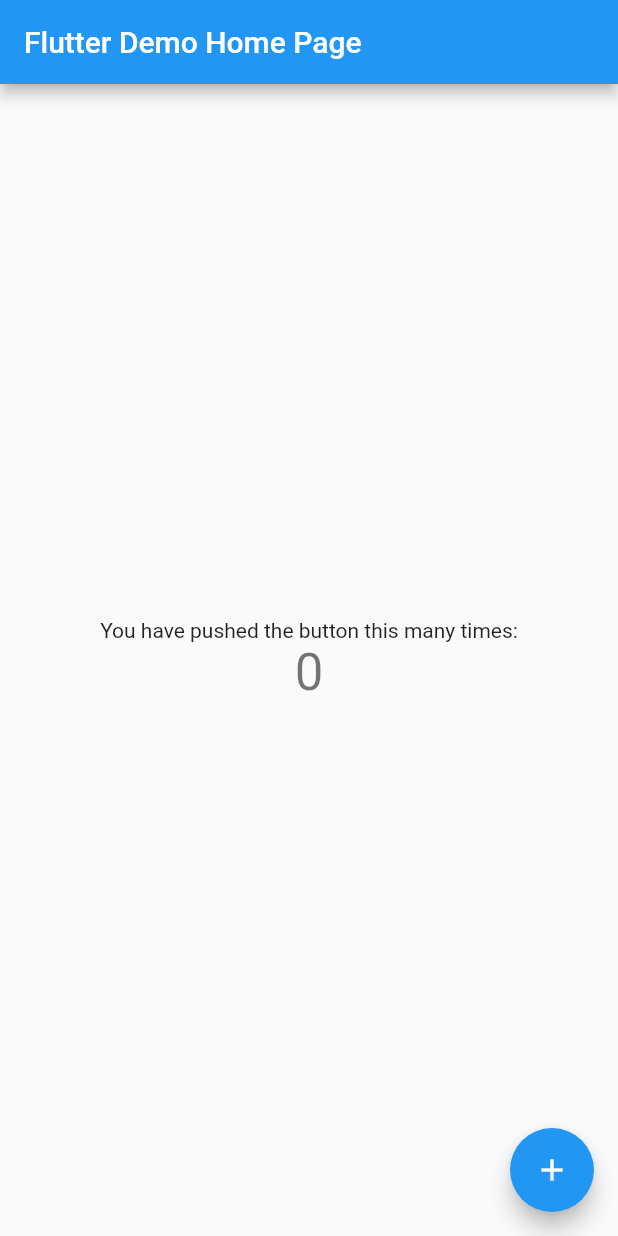
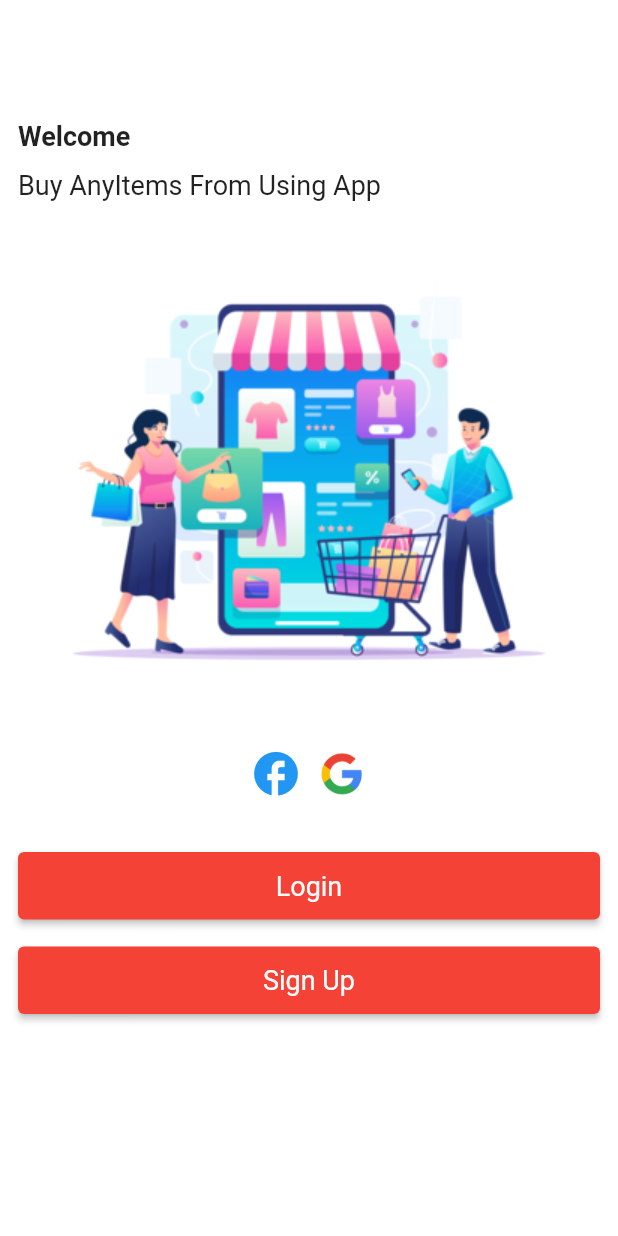
Before and after one commit to BerkCanpolat/Flutter_E-Shop, a Flutter app: the screen it shows after launch, on a phone screen of 412 x 824 dp. Run offline on Flutter 3.47's test engine with Material 2 defaults, Android fonts, the phone set to English and light mode, and no system bars.

Commit message:
prepare the project

```diff
--- /dev/null
+++ b/flutter_e_shop/lib/constants/asset_images.dart
@@ -0,0 +1,8 @@
+class AssetsImages {
+ static AssetsImages instance = AssetsImages();
+
+  static String _imagesPath = "assets/images";
+
+  final String welcomeImage = "$_imagesPath/welcome.png";
+  final String googleLogo = "$_imagesPath/googlelogo.png";
+}
--- /dev/null
+++ b/flutter_e_shop/lib/constants/routes.dart
@@ -0,0 +1,17 @@
+import 'package:flutter/material.dart';
+
+class Routes {
+  static Routes instance = Routes();
+  Future<dynamic> pushAndRemoveUntil(
+      {required Widget widget, required BuildContext context}) {
+    return Navigator.of(context).pushAndRemoveUntil(
+        MaterialPageRoute(builder: (ctx) => widget), (route) => false);
+  }
+
+  Future<dynamic> push(
+      {required Widget widget, required BuildContext context}) {
+    return Navigator.of(context).push(
+      MaterialPageRoute(builder: (ctx) => widget),
+    );
+  }
+}
--- /dev/null
+++ b/flutter_e_shop/lib/constants/theme.dart
@@ -0,0 +1,14 @@
+import 'package:flutter/material.dart';
+
+ThemeData themeData = ThemeData(
+  scaffoldBackgroundColor: Colors.white,
+  elevatedButtonTheme: ElevatedButtonThemeData(
+    style: ElevatedButton.styleFrom(
+      backgroundColor: Colors.red,
+      textStyle: TextStyle(
+        fontSize: 18,
+      ),
+      disabledBackgroundColor: Colors.grey,
+    )
+  )
+);
--- a/flutter_e_shop/lib/main.dart
+++ b/flutter_e_shop/lib/main.dart
@@ -1,4 +1,6 @@
 import 'package:flutter/material.dart';
+import 'package:flutter_e_shop/constants/theme.dart';
+import 'package:flutter_e_shop/screens/auth_ui/welcome/welcome.dart';
 
 void main() {
   runApp(const MyApp());
@@ -7,109 +9,13 @@
 class MyApp extends StatelessWidget {
   const MyApp({super.key});
 
-  // This widget is the root of your application.
   @override
   Widget build(BuildContext context) {
     return MaterialApp(
-      title: 'Flutter Demo',
-      theme: ThemeData(
-        // This is the theme of your application.
-        //
-        // Try running your application with "flutter run". You'll see the
-        // application has a blue toolbar. Then, without quitting the app, try
-        // changing the primarySwatch below to Colors.green and then invoke
-        // "hot reload" (press "r" in the console where you ran "flutter run",
-        // or simply save your changes to "hot reload" in a Flutter IDE).
-        // Notice that the counter didn't reset back to zero; the application
-        // is not restarted.
-        primarySwatch: Colors.blue,
-      ),
-      home: const MyHomePage(title: 'Flutter Demo Home Page'),
+      debugShowCheckedModeBanner: false,
+      title: 'Youtube E-Commerce',
+      theme: themeData,
+      home: Welcome(),
     );
   }
 }
-
-class MyHomePage extends StatefulWidget {
-  const MyHomePage({super.key, required this.title});
-
-  // This widget is the home page of your application. It is stateful, meaning
-  // that it has a State object (defined below) that contains fields that affect
-  // how it looks.
-
-  // This class is the configuration for the state. It holds the values (in this
-  // case the title) provided by the parent (in this case the App widget) and
-  // used by the build method of the State. Fields in a Widget subclass are
-  // always marked "final".
-
-  final String title;
-
-  @override
-  State<MyHomePage> createState() => _MyHomePageState();
-}
-
-class _MyHomePageState extends State<MyHomePage> {
-  int _counter = 0;
-
-  void _incrementCounter() {
-    setState(() {
-      // This call to setState tells the Flutter framework that something has
-      // changed in this State, which causes it to rerun the build method below
-      // so that the display can reflect the updated values. If we changed
-      // _counter without calling setState(), then the build method would not be
-      // called again, and so nothing would appear to happen.
-      _counter++;
-    });
-  }
-
-  @override
-  Widget build(BuildContext context) {
-    // This method is rerun every time setState is called, for instance as done
-    // by the _incrementCounter method above.
-    //
-    // The Flutter framework has been optimized to make rerunning build methods
-    // fast, so that you can just rebuild anything that needs updating rather
-    // than having to individually change instances of widgets.
-    return Scaffold(
-      appBar: AppBar(
-        // Here we take the value from the MyHomePage object that was created by
-        // the App.build method, and use it to set our appbar title.
-        title: Text(widget.title),
-      ),
-      body: Center(
-        // Center is a layout widget. It takes a single child and positions it
-        // in the middle of the parent.
-        child: Column(
-          // Column is also a layout widget. It takes a list of children and
-          // arranges them vertically. By default, it sizes itself to fit its
-          // children horizontally, and tries to be as tall as its parent.
-          //
-          // Invoke "debug painting" (press "p" in the console, choose the
-          // "Toggle Debug Paint" action from the Flutter Inspector in Android
-          // Studio, or the "Toggle Debug Paint" command in Visual Studio Code)
-          // to see the wireframe for each widget.
-          //
-          // Column has various properties to control how it sizes itself and
-          // how it positions its children. Here we use mainAxisAlignment to
-          // center the children vertically; the main axis here is the vertical
-          // axis because Columns are vertical (the cross axis would be
-          // horizontal).
-          mainAxisAlignment: MainAxisAlignment.center,
-          children: <Widget>[
-            const Text(
-              'You have pushed the button this many times:',
-            ),
-            Text(
-              '$_counter',
-              style: Theme.of(context).textTheme.headlineMedium,
-            ),
-          ],
-        ),
-      ),
-      floatingActionButton: FloatingActionButton(
-        onPressed: _incrementCounter,
-        tooltip: 'Increment',
-        child: const Icon(Icons.add),
-      ), // This trailing comma makes auto-formatting nicer for build methods.
-    );
-  }
-}
--- /dev/null
+++ b/flutter_e_shop/lib/screens/auth_ui/login/login.dart
@@ -0,0 +1,18 @@
+import 'package:flutter/material.dart';
+import 'package:flutter_e_shop/widgets/top_titles/top_titles.dart';
+
+class Login extends StatelessWidget {
+  const Login({super.key});
+
+  @override
+  Widget build(BuildContext context) {
+    return Scaffold(
+      appBar: AppBar(),
+      body: Column(
+        children: [
+          TopTitles(subtitle: "Welcome Back To E Commerce App", title: "Login"),
+        ],
+      ),
+    );
+  }
+}
--- /dev/null
+++ b/flutter_e_shop/lib/screens/auth_ui/welcome/welcome.dart
@@ -0,0 +1,64 @@
+import 'package:flutter/cupertino.dart';
+import 'package:flutter/material.dart';
+import 'package:flutter_e_shop/constants/asset_images.dart';
+import 'package:flutter_e_shop/constants/routes.dart';
+import 'package:flutter_e_shop/screens/auth_ui/login/login.dart';
+import 'package:flutter_e_shop/widgets/primary_button/primary_button.dart';
+import 'package:flutter_e_shop/widgets/top_titles/top_titles.dart';
+
+class Welcome extends StatelessWidget {
+  const Welcome({super.key});
+
+  @override
+  Widget build(BuildContext context) {
+    return Scaffold(
+      body: Padding(
+        padding: const EdgeInsets.all(12.0),
+        child: Column(
+          crossAxisAlignment: CrossAxisAlignment.start,
+          children: [
+            TopTitles(subtitle: "Buy AnyItems From Using App", title: "Welcome"),
+            Center(
+              child: Image.asset(AssetsImages.instance.welcomeImage),
+            ),
+            Row(
+              mainAxisAlignment: MainAxisAlignment.center,
+              children: [
+                CupertinoButton(
+                  onPressed: () {},
+                  padding: EdgeInsets.zero,
+                  child: Icon(
+                    Icons.facebook,
+                    color: Colors.blue,
+                    size: 35,
+                  ),
+                ),
+                SizedBox(
+                  height: 12,
+                ),
+                CupertinoButton(
+                  onPressed: () {},
+                  padding: EdgeInsets.zero,
+                  child: Image.asset(
+                    AssetsImages.instance.googleLogo,
+                    scale: 30.0,
+                  ),
+                ),
+              ],
+            ),
+            SizedBox(
+              height: 30,
+            ),
+            PrimaryButton(title: "Login", onPressed: () {
+              Routes.instance.push(widget:Login(),context: context);
+            }),
+            SizedBox(
+              height: 18,
+            ),
+            PrimaryButton(title: "Sign Up", onPressed: () {}),
+          ],
+        ),
+      ),
+    );
+  }
+}
--- /dev/null
+++ b/flutter_e_shop/lib/widgets/primary_button/primary_button.dart
@@ -0,0 +1,19 @@
+import 'package:flutter/material.dart';
+
+class PrimaryButton extends StatelessWidget {
+  final void Function()? onPressed;
+  final String title;
+  const PrimaryButton({required this.title,this.onPressed,super.key});
+
+  @override
+  Widget build(BuildContext context) {
+    return SizedBox(
+      height: 45,
+      width: double.infinity,
+      child: ElevatedButton(
+        onPressed: onPressed,
+        child: Text(title),
+      ),
+    );
+  }
+}
--- /dev/null
+++ b/flutter_e_shop/lib/widgets/top_titles/top_titles.dart
@@ -0,0 +1,34 @@
+import 'package:flutter/material.dart';
+
+class TopTitles extends StatelessWidget {
+  final String title, subtitle;
+  const TopTitles({super.key,required this.subtitle,required this.title});
+
+  @override
+  Widget build(BuildContext context) {
+    return Column(
+      crossAxisAlignment: CrossAxisAlignment.start,
+      children: [
+        SizedBox(
+          height: kToolbarHeight + 12,
+        ),
+        Text(
+          title,
+          style: TextStyle(
+            fontSize: 18,
+            fontWeight: FontWeight.bold,
+          ),
+        ),
+        SizedBox(
+          height: 12,
+        ),
+        Text(
+          subtitle,
+          style: TextStyle(
+            fontSize: 18,
+          ),
+        ),
+      ],
+    );
+  }
+}
--- a/flutter_e_shop/pubspec.yaml
+++ b/flutter_e_shop/pubspec.yaml
@@ -59,8 +59,8 @@
   uses-material-design: true
 
   # To add assets to your application, add an assets section, like this:
-  # assets:
-  #   - images/a_dot_burr.jpeg
+  assets:
+    - assets/images/
   #   - images/a_dot_ham.jpeg
 
   # An image asset can refer to one or more resolution-specific "variants", see
```
Also changed, not shown: flutter_e_shop/assets/images/googlelogo.png (added), flutter_e_shop/assets/images/welcome.png (added).
